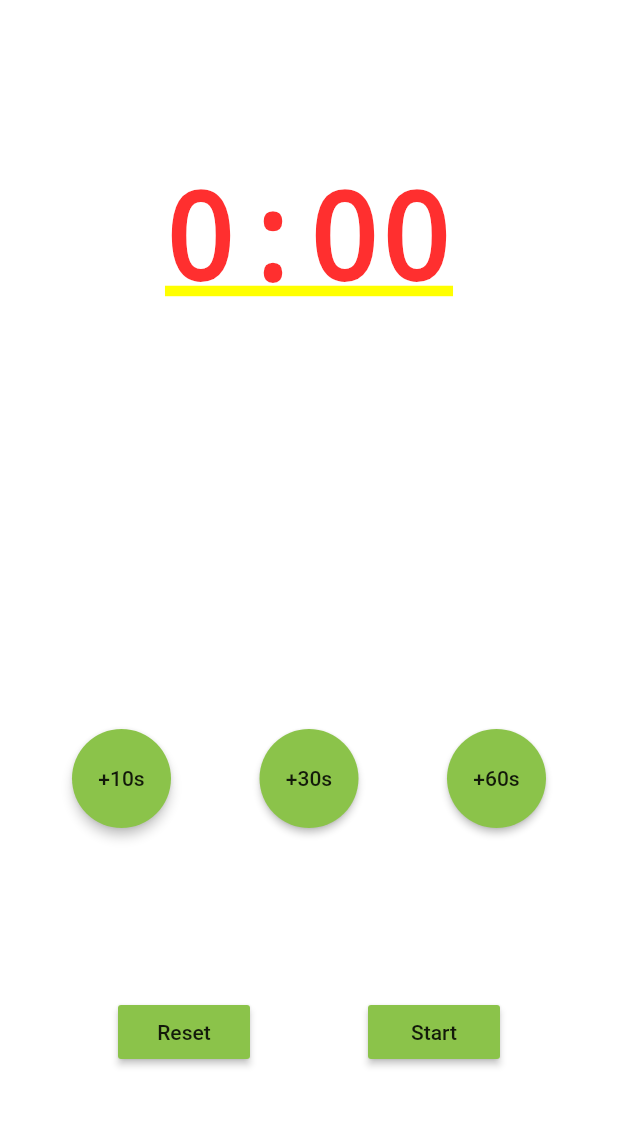
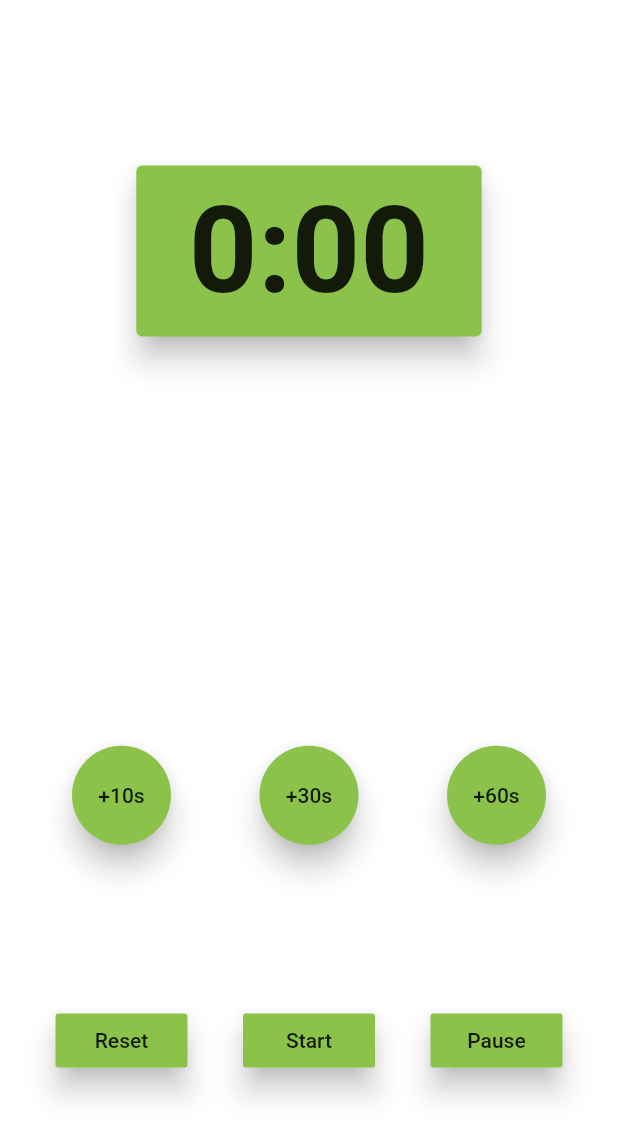
Before and after one commit to jketterer/leaf-log, a Flutter app: the TimerPage screen opened by its route, on a phone screen of 412 x 824 dp. Shown: the top 1138 px of the screen. Run offline on Flutter 3.47's test engine with Material 2 defaults, Android fonts, the phone set to English and light mode, and no system bars; our stand-ins replace audioplayers, font_awesome_flutter, sqflite; missing offline and left inert: flutter_picker, flutter_sidekick; accounts and stored records are empty.

Commit message:
cleaned up timer page

```diff
--- a/lib/screens/timer.dart
+++ b/lib/screens/timer.dart
@@ -9,13 +9,11 @@ class TimerPage extends StatefulWidget {
 class _TimerPageState extends State<TimerPage> {
   @override
   Widget build(BuildContext context) {
-
     // Get access to app-wide timer service
     TimerService timerService = TimerService.of(context);
 
     // Animated builder allows the timer to update on time change
     return AnimatedBuilder(
-
       // Listen to timerService for updates
       animation: timerService,
 
@@ -23,16 +21,27 @@ class _TimerPageState extends State<TimerPage> {
         return Column(
           mainAxisAlignment: MainAxisAlignment.spaceEvenly,
           children: <Widget>[
-            Container(
+            Card(
+                elevation: 8,
+                color: Colors.lightGreen,
+                child: Padding(
+                  padding: EdgeInsets.fromLTRB(35, 10, 35, 10),
                   child: TimeDisplay.styled(
                       timerService: timerService,
                       style: TextStyle(
                         fontSize: 80,
                         fontWeight: FontWeight.bold,
                       )),
+                )),
+            timerService.currentTea != null
+                ? Text(
+                    "Brewing: ${timerService.currentTea.name}",
+                    style: TextStyle(
+                      fontSize: 24,
+                      fontWeight: FontWeight.bold,
+                      fontStyle: FontStyle.italic
                     ),
-            timerService.currentTea != null
-                ? Text("Brewing: ${timerService.currentTea.name}")
+                  )
                 : Text(""),
             Row(
               mainAxisAlignment: MainAxisAlignment.spaceEvenly,
@@ -42,7 +51,7 @@ class _TimerPageState extends State<TimerPage> {
                   color: Colors.lightGreen,
                   shape: CircleBorder(),
                   padding: EdgeInsets.all(25),
-                  elevation: 3,
+                  elevation: 8,
                   onPressed: () {
                     timerService.addTime(10);
                   },
@@ -52,6 +61,7 @@ class _TimerPageState extends State<TimerPage> {
                   color: Colors.lightGreen,
                   shape: CircleBorder(),
                   padding: EdgeInsets.all(25),
+                  elevation: 8,
                   onPressed: () {
                     timerService.addTime(30);
                   },
@@ -61,6 +71,7 @@ class _TimerPageState extends State<TimerPage> {
                   color: Colors.lightGreen,
                   shape: CircleBorder(),
                   padding: EdgeInsets.all(25),
+                  elevation: 8,
                   onPressed: () {
                     timerService.addTime(60);
                   },
@@ -73,6 +84,7 @@ class _TimerPageState extends State<TimerPage> {
                 RaisedButton(
                   child: Text("Reset"),
                   color: Colors.lightGreen,
+                  elevation: 8,
                   onPressed: () {
                     timerService.reset();
                   },
@@ -80,8 +92,17 @@ class _TimerPageState extends State<TimerPage> {
                 RaisedButton(
                   child: Text("Start"),
                   color: Colors.lightGreen,
+                  elevation: 8,
                   onPressed: () {
                     timerService.start();
+                  },
+                ),
+                RaisedButton(
+                  child: Text("Pause"),
+                  color: Colors.lightGreen,
+                  elevation: 8,
+                  onPressed: () {
+                    timerService.stop();
                   },
                 )
               ],
```
Lines whose indentation alone changed are shown as unchanged.
